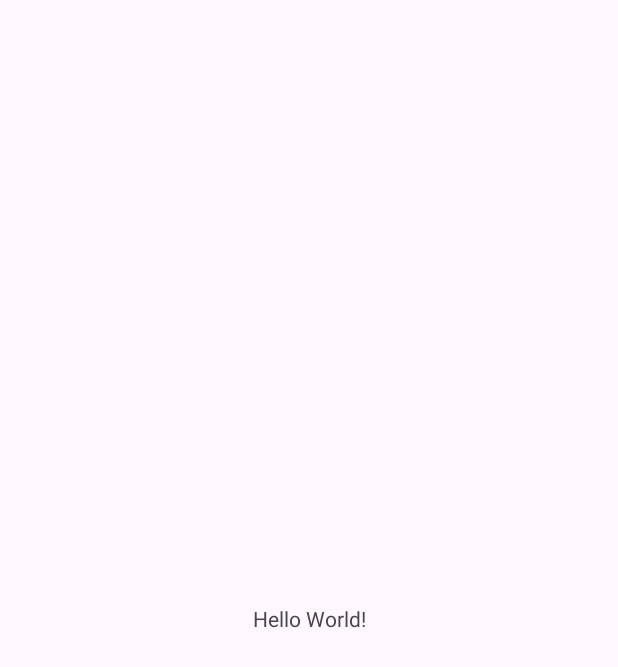
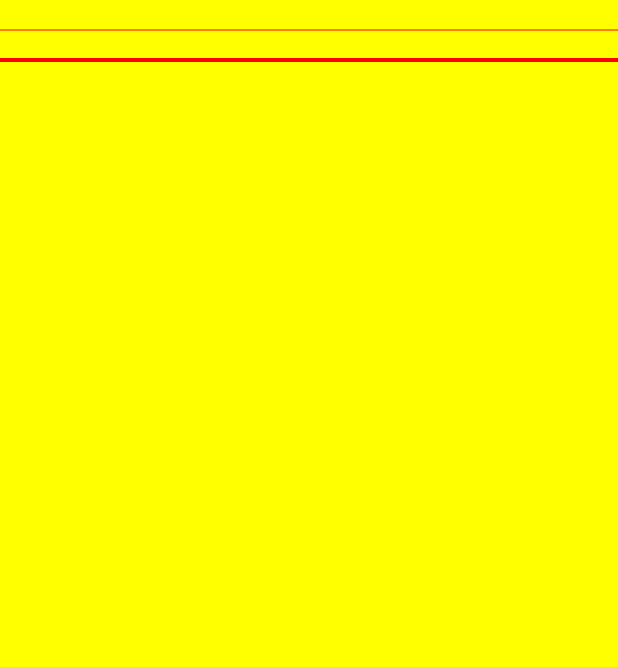
Before and after one commit to elazaroo/androidFirstApp, an Android app: the screen it shows after launch (MainActivity), on a phone screen of 412 x 824 dp. Before the commit the part shown is almost empty. Shown: the top 667 px of the screen. Run offline under Robolectric (Android 15) with nearby library versions, the phone set to English and light mode, and no system bars.

Commit message:
Yellow background & red 2 lines

```diff
--- a/app/src/main/java/com/example/androidfirstapp/MainActivity.java
+++ b/app/src/main/java/com/example/androidfirstapp/MainActivity.java
@@ -1,9 +1,15 @@
 package com.example.androidfirstapp;
 
+import android.content.Context;
+import android.graphics.Canvas;
+import android.graphics.Paint;
 import android.os.Bundle;
+import android.view.View;
 
 import androidx.activity.EdgeToEdge;
+import androidx.annotation.NonNull;
 import androidx.appcompat.app.AppCompatActivity;
+import androidx.constraintlayout.widget.ConstraintLayout;
 import androidx.core.graphics.Insets;
 import androidx.core.view.ViewCompat;
 import androidx.core.view.WindowInsetsCompat;
@@ -15,10 +21,30 @@ public class MainActivity extends AppCompatActivity {
         super.onCreate(savedInstanceState);
         EdgeToEdge.enable(this);
         setContentView(R.layout.activity_main);
-        ViewCompat.setOnApplyWindowInsetsListener(findViewById(R.id.main), (v, insets) -> {
+        ViewCompat.setOnApplyWindowInsetsListener(findViewById(R.id.layout1), (v, insets) -> {
             Insets systemBars = insets.getInsets(WindowInsetsCompat.Type.systemBars());
             v.setPadding(systemBars.left, systemBars.top, systemBars.right, systemBars.bottom);
+
+            ConstraintLayout layout1 =findViewById(R.id.layout1);
+            CanvasX background = new CanvasX(this);
+            layout1.addView(background);
             return insets;
         });
     }
+
+    class CanvasX extends View {
+        public CanvasX(Context context) {
+            super(context);
+        }
+
+        protected void onDraw(Canvas canvas) {
+            canvas.drawRGB(255, 255, 0);
+            int width = canvas.getWidth();
+            Paint brush1 = new Paint();
+            brush1.setARGB(255, 255, 0, 0);
+            canvas.drawLine(0, 30, width, 30, brush1);
+            brush1.setStrokeWidth(4);
+            canvas.drawLine(0, 60, width, 60, brush1);
+        }
+    }
 }
--- a/app/src/main/res/layout/activity_main.xml
+++ b/app/src/main/res/layout/activity_main.xml
@@ -2,18 +2,7 @@
 <androidx.constraintlayout.widget.ConstraintLayout xmlns:android="http://schemas.android.com/apk/res/android"
     xmlns:app="http://schemas.android.com/apk/res-auto"
     xmlns:tools="http://schemas.android.com/tools"
-    android:id="@+id/main"
+    android:id="@+id/layout1"
     android:layout_width="match_parent"
     android:layout_height="match_parent"
-    tools:context=".MainActivity">
-
-    <TextView
-        android:layout_width="wrap_content"
-        android:layout_height="wrap_content"
-        android:text="Hello World!"
-        app:layout_constraintBottom_toBottomOf="parent"
-        app:layout_constraintEnd_toEndOf="parent"
-        app:layout_constraintStart_toStartOf="parent"
-        app:layout_constraintTop_toTopOf="parent" />
-
-</androidx.constraintlayout.widget.ConstraintLayout>
+    tools:context=".MainActivity"/>
```
